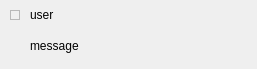
This is App/ui_files/wall_event_widget.ui in Wizard-collab/Wizard as Qt 5 draws it before an edit. The edited form follows.
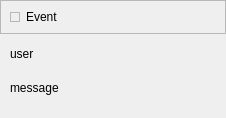
This is the edited form.

Patch:
```diff
--- a/App/ui_files/wall_event_widget.ui
+++ b/App/ui_files/wall_event_widget.ui
@@ -6,8 +6,8 @@
    <rect>
     <x>0</x>
     <y>0</y>
-    <width>257</width>
-    <height>69</height>
+    <width>226</width>
+    <height>118</height>
    </rect>
   </property>
   <property name="minimumSize">
@@ -21,7 +21,7 @@
   </property>
   <layout class="QHBoxLayout" name="horizontalLayout_3">
    <property name="spacing">
-    <number>5</number>
+    <number>0</number>
    </property>
    <property name="leftMargin">
     <number>0</number>
@@ -38,7 +38,7 @@
    <item>
     <layout class="QVBoxLayout" name="verticalLayout">
      <property name="spacing">
-      <number>2</number>
+      <number>1</number>
      </property>
      <property name="leftMargin">
       <number>0</number>
@@ -46,9 +46,53 @@
      <property name="topMargin">
       <number>0</number>
      </property>
+     <property name="rightMargin">
+      <number>0</number>
+     </property>
      <property name="bottomMargin">
       <number>0</number>
      </property>
+     <item>
+      <widget class="QFrame" name="wall_event_top_frame">
+       <property name="frameShape">
+        <enum>QFrame::StyledPanel</enum>
+       </property>
+       <property name="frameShadow">
+        <enum>QFrame::Raised</enum>
+       </property>
+       <layout class="QHBoxLayout" name="horizontalLayout_2">
+        <item>
+         <widget class="QFrame" name="color_id_frame">
+          <property name="minimumSize">
+           <size>
+            <width>10</width>
+            <height>10</height>
+           </size>
+          </property>
+          <property name="maximumSize">
+           <size>
+            <width>10</width>
+            <height>10</height>
+           </size>
+          </property>
+          <property name="frameShape">
+           <enum>QFrame::StyledPanel</enum>
+          </property>
+          <property name="frameShadow">
+           <enum>QFrame::Raised</enum>
+          </property>
+         </widget>
+        </item>
+        <item>
+         <widget class="QLabel" name="event_name_label">
+          <property name="text">
+           <string>Event</string>
+          </property>
+         </widget>
+        </item>
+       </layout>
+      </widget>
+     </item>
      <item>
       <widget class="QFrame" name="wall_event_frame">
        <property name="sizePolicy">
@@ -82,76 +126,22 @@
         <property name="bottomMargin">
          <number>0</number>
         </property>
-        <item>
-         <layout class="QVBoxLayout" name="verticalLayout_2">
-          <property name="spacing">
-           <number>0</number>
-          </property>
-          <property name="leftMargin">
-           <number>10</number>
-          </property>
-          <property name="topMargin">
-           <number>10</number>
-          </property>
-          <property name="rightMargin">
-           <number>10</number>
-          </property>
-          <property name="bottomMargin">
-           <number>10</number>
-          </property>
-          <item>
-           <widget class="QFrame" name="color_id_frame">
-            <property name="minimumSize">
-             <size>
-              <width>10</width>
-              <height>10</height>
-             </size>
-            </property>
-            <property name="maximumSize">
-             <size>
-              <width>10</width>
-              <height>10</height>
-             </size>
-            </property>
-            <property name="frameShape">
-             <enum>QFrame::StyledPanel</enum>
-            </property>
-            <property name="frameShadow">
-             <enum>QFrame::Raised</enum>
-            </property>
-           </widget>
-          </item>
-          <item>
-           <spacer name="verticalSpacer">
-            <property name="orientation">
-             <enum>Qt::Vertical</enum>
-            </property>
-            <property name="sizeHint" stdset="0">
-             <size>
-              <width>0</width>
-              <height>40</height>
-             </size>
-            </property>
-           </spacer>
-          </item>
-         </layout>
-        </item>
         <item>
          <layout class="QVBoxLayout" name="verticalLayout_3">
           <property name="spacing">
            <number>5</number>
           </property>
           <property name="leftMargin">
-           <number>0</number>
+           <number>10</number>
           </property>
           <property name="topMargin">
-           <number>6</number>
+           <number>10</number>
           </property>
           <property name="rightMargin">
            <number>10</number>
           </property>
           <property name="bottomMargin">
-           <number>6</number>
+           <number>10</number>
           </property>
           <item>
            <widget class="QLabel" name="wall_event_user_label">
```
